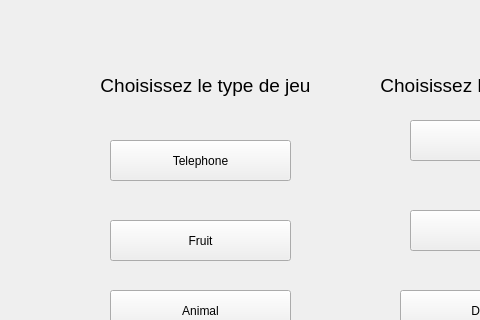
First picture: the form in view/choose.ui, repository Shidory/pendu, before the edit; both pictures show x 0 to 480 and y 160 to 480 of the 736 by 643 pixel window.
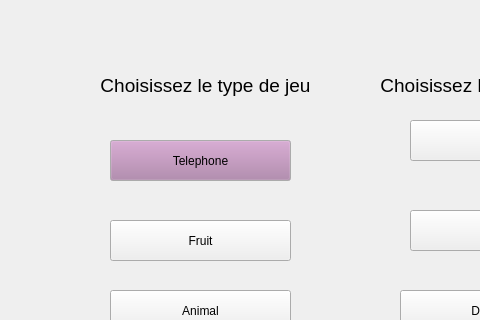
Second picture: the form after the edit. Icons and pictures are not drawn.

```diff
--- a/view/choose.ui
+++ b/view/choose.ui
@@ -106,6 +106,43 @@
       <height>41</height>
      </rect>
     </property>
+    <property name="palette">
+     <palette>
+      <active>
+       <colorrole role="Button">
+        <brush brushstyle="SolidPattern">
+         <color alpha="255">
+          <red>173</red>
+          <green>127</green>
+          <blue>168</blue>
+         </color>
+        </brush>
+       </colorrole>
+      </active>
+      <inactive>
+       <colorrole role="Button">
+        <brush brushstyle="SolidPattern">
+         <color alpha="255">
+          <red>173</red>
+          <green>127</green>
+          <blue>168</blue>
+         </color>
+        </brush>
+       </colorrole>
+      </inactive>
+      <disabled>
+       <colorrole role="Button">
+        <brush brushstyle="SolidPattern">
+         <color alpha="255">
+          <red>173</red>
+          <green>127</green>
+          <blue>168</blue>
+         </color>
+        </brush>
+       </colorrole>
+      </disabled>
+     </palette>
+    </property>
     <property name="text">
      <string>Telephone</string>
     </property>
```
